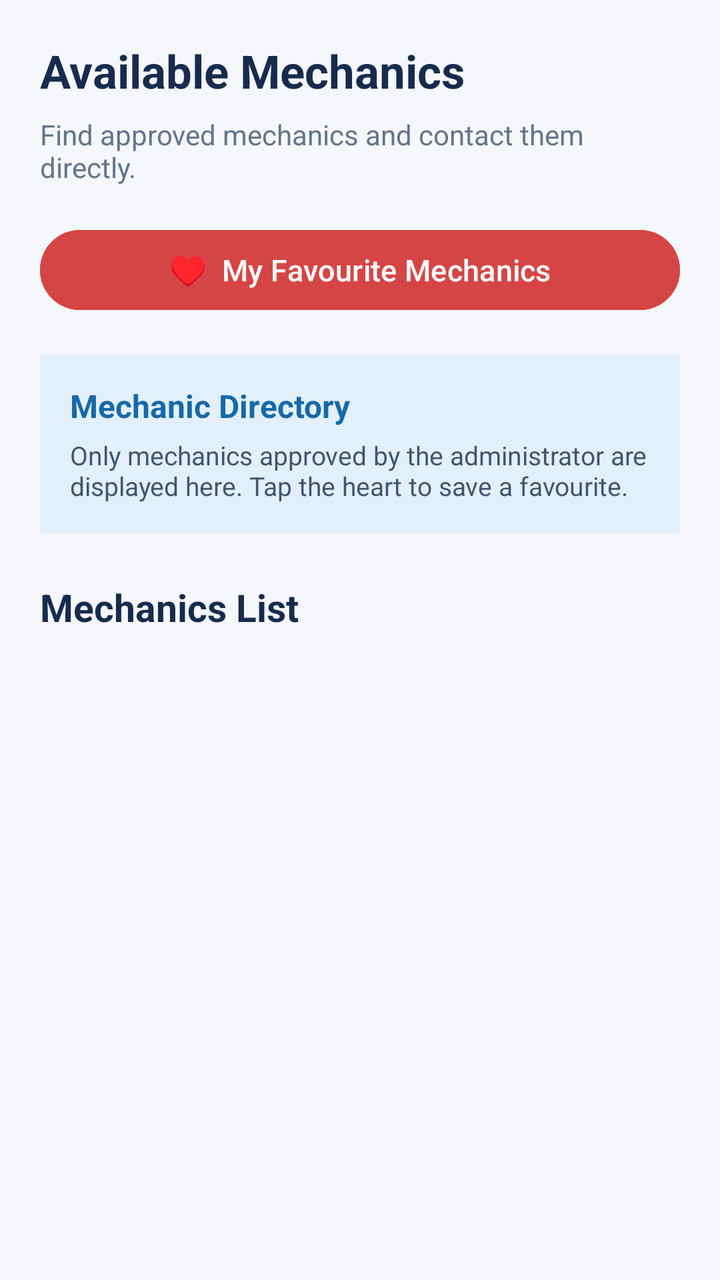
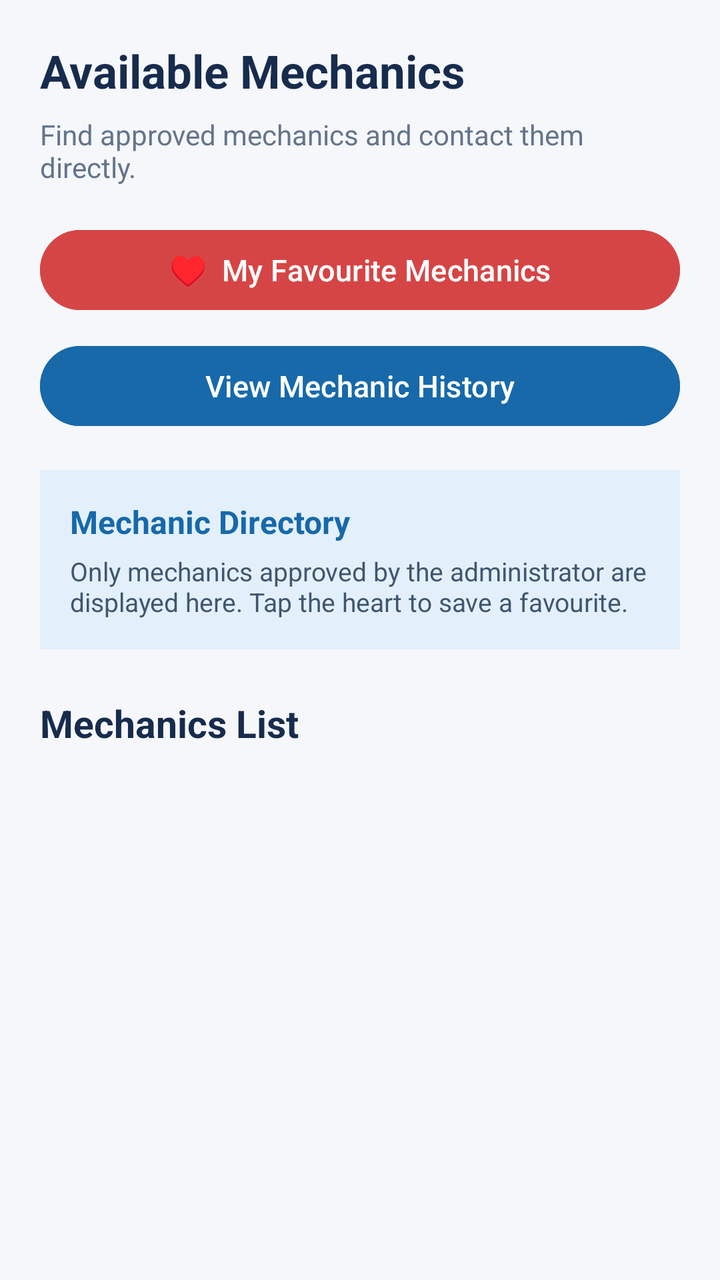

Compare the two renders of this Android layout. The source of the first and the diff that turns it into the second are given below.
<!-- AndroidManifest.xml: application theme Theme.RoadsideAssistance -->
<!-- res/layout/activity_available_mechanics.xml -->
<?xml version="1.0" encoding="utf-8"?>
<ScrollView xmlns:android="http://schemas.android.com/apk/res/android"
    android:layout_width="match_parent"
    android:layout_height="match_parent"
    android:background="#F5F7FB"
    android:fillViewport="true">

    <LinearLayout
        android:layout_width="match_parent"
        android:layout_height="wrap_content"
        android:orientation="vertical"
        android:padding="20dp">

        <TextView
            android:layout_width="match_parent"
            android:layout_height="wrap_content"
            android:text="Available Mechanics"
            android:textColor="#172B4D"
            android:textSize="23sp"
            android:textStyle="bold" />

        <TextView
            android:layout_width="match_parent"
            android:layout_height="wrap_content"
            android:layout_marginTop="7dp"
            android:layout_marginBottom="18dp"
            android:text="Find approved mechanics and contact them directly."
            android:textColor="#64748B"
            android:textSize="14sp" />

        <Button
            android:id="@+id/btnMyFavourites"
            android:layout_width="match_parent"
            android:layout_height="wrap_content"
            android:layout_marginBottom="18dp"
            android:backgroundTint="#D64545"
            android:text="♥  My Favourite Mechanics"
            android:textAllCaps="false"
            android:textColor="#FFFFFF"
            android:textSize="15sp" />

        <LinearLayout
            android:layout_width="match_parent"
            android:layout_height="wrap_content"
            android:background="#E3F0FC"
            android:orientation="vertical"
            android:padding="15dp">

            <TextView
                android:layout_width="match_parent"
                android:layout_height="wrap_content"
                android:text="Mechanic Directory"
                android:textColor="#1769AA"
                android:textSize="16sp"
                android:textStyle="bold" />

            <TextView
                android:layout_width="match_parent"
                android:layout_height="wrap_content"
                android:layout_marginTop="5dp"
                android:text="Only mechanics approved by the administrator are displayed here. Tap the heart to save a favourite."
                android:textColor="#40566F"
                android:textSize="13sp" />

        </LinearLayout>

        <TextView
            android:layout_width="match_parent"
            android:layout_height="wrap_content"
            android:layout_marginTop="24dp"
            android:layout_marginBottom="14dp"
            android:text="Mechanics List"
            android:textColor="#172B4D"
            android:textSize="19sp"
            android:textStyle="bold" />

        <ProgressBar
            android:id="@+id/progressBar"
            android:layout_width="wrap_content"
            android:layout_height="wrap_content"
            android:layout_gravity="center"
            android:layout_marginTop="20dp"
            android:visibility="gone" />

        <TextView
            android:id="@+id/tvMessage"
            android:layout_width="match_parent"
            android:layout_height="wrap_content"
            android:gravity="center"
            android:padding="20dp"
            android:text="Loading mechanics..."
            android:textColor="#64748B"
            android:textSize="15sp"
            android:visibility="gone" />

        <LinearLayout
            android:id="@+id/mechanicsContainer"
            android:layout_width="match_parent"
            android:layout_height="wrap_content"
            android:orientation="vertical" />

    </LinearLayout>

</ScrollView>
<!-- resources referenced by this layout -->
<resources>
  <style name="Theme.RoadsideAssistance" parent="Base.Theme.RoadsideAssistance" />
  <style name="Base.Theme.RoadsideAssistance" parent="Theme.Material3.DayNight.NoActionBar">
          
          
      </style>
</resources>

<!-- the commit's change to res/layout/activity_available_mechanics.xml (unified diff, before → after) -->
@@ -28,17 +28,31 @@
             android:textColor="#64748B"
             android:textSize="14sp" />
 
+        
         <Button
             android:id="@+id/btnMyFavourites"
             android:layout_width="match_parent"
             android:layout_height="wrap_content"
-            android:layout_marginBottom="18dp"
+            android:layout_marginBottom="10dp"
             android:backgroundTint="#D64545"
             android:text="♥  My Favourite Mechanics"
             android:textAllCaps="false"
             android:textColor="#FFFFFF"
             android:textSize="15sp" />
 
+        
+        <Button
+            android:id="@+id/btnMechanicHistory"
+            android:layout_width="match_parent"
+            android:layout_height="wrap_content"
+            android:layout_marginBottom="18dp"
+            android:backgroundTint="#1769AA"
+            android:text="View Mechanic History"
+            android:textAllCaps="false"
+            android:textColor="#FFFFFF"
+            android:textSize="15sp" />
+
+        
         <LinearLayout
             android:layout_width="match_parent"
             android:layout_height="wrap_content"
@@ -64,6 +78,7 @@
 
         </LinearLayout>
 
+        
         <TextView
             android:layout_width="match_parent"
             android:layout_height="wrap_content"
@@ -74,6 +89,7 @@
             android:textSize="19sp"
             android:textStyle="bold" />
 
+        
         <ProgressBar
             android:id="@+id/progressBar"
             android:layout_width="wrap_content"
@@ -82,6 +98,7 @@
             android:layout_marginTop="20dp"
             android:visibility="gone" />
 
+        
         <TextView
             android:id="@+id/tvMessage"
             android:layout_width="match_parent"
@@ -93,6 +110,7 @@
             android:textSize="15sp"
             android:visibility="gone" />
 
+        
         <LinearLayout
             android:id="@+id/mechanicsContainer"
             android:layout_width="match_parent"
